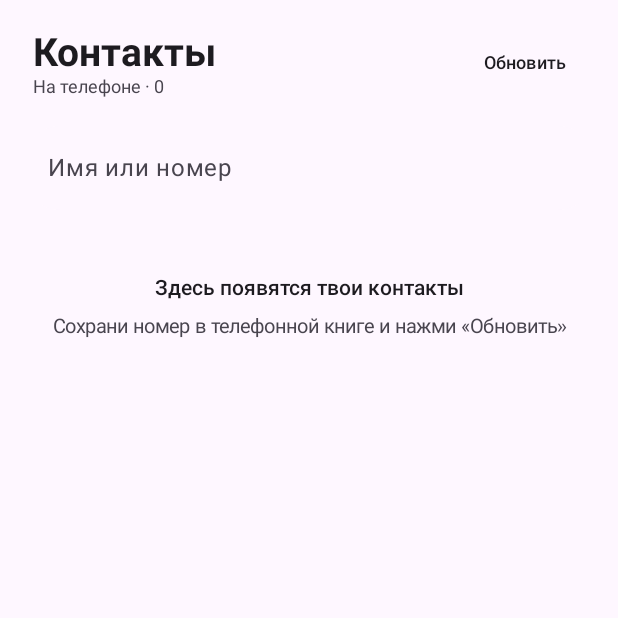
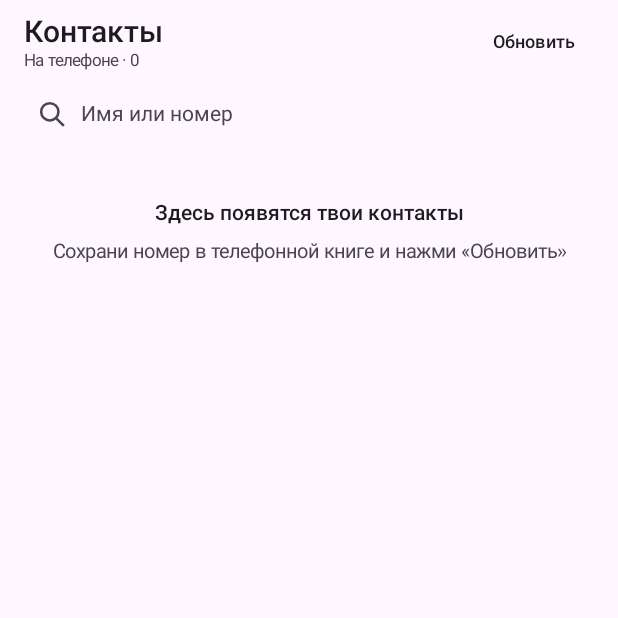
Before and after one commit to muk1m0v/chatter, an Android app built with Jetpack Compose: the composable PhoneContacts shown on its own in the app's theme, on a phone screen of 412 x 824 dp, the top half of it. Run offline under Robolectric (Android 15) with nearby library versions, the phone set to English and light mode, and no system bars.

Commit message:
Release Salom 0.2.1 with compact navigation and profile layout

```diff
--- a/android/app/build.gradle
+++ b/android/app/build.gradle
@@ -11,8 +11,8 @@ android {
         applicationId 'com.mukimov.salom'
         minSdk 23
         targetSdk 35
-        versionCode 2
-        versionName '0.2.0'
+        versionCode 3
+        versionName '0.2.1'
     }
     buildFeatures { compose true }
     buildTypes {
--- /dev/null
+++ b/android/app/src/main/java/com/mukimov/salom/CompactSearch.kt
@@ -0,0 +1,55 @@
+package com.mukimov.salom
+
+import androidx.compose.foundation.background
+import androidx.compose.foundation.Canvas
+import androidx.compose.foundation.layout.*
+import androidx.compose.foundation.shape.RoundedCornerShape
+import androidx.compose.foundation.text.BasicTextField
+import androidx.compose.foundation.text.KeyboardActions
+import androidx.compose.foundation.text.KeyboardOptions
+import androidx.compose.material3.MaterialTheme
+import androidx.compose.material3.Text
+import androidx.compose.runtime.Composable
+import androidx.compose.ui.Alignment
+import androidx.compose.ui.Modifier
+import androidx.compose.ui.graphics.Color
+import androidx.compose.ui.graphics.SolidColor
+import androidx.compose.ui.geometry.Offset
+import androidx.compose.ui.graphics.drawscope.Stroke
+import androidx.compose.ui.platform.LocalSoftwareKeyboardController
+import androidx.compose.ui.text.TextStyle
+import androidx.compose.ui.text.input.ImeAction
+import androidx.compose.ui.unit.dp
+import androidx.compose.ui.unit.sp
+
+@Composable
+internal fun CompactSearch(value: String, onChange: (String) -> Unit, placeholder: String) {
+    val keyboard = LocalSoftwareKeyboardController.current
+    val colors = MaterialTheme.colorScheme
+    BasicTextField(
+        value = value,
+        onValueChange = onChange,
+        singleLine = true,
+        textStyle = TextStyle(color = colors.onSurface, fontSize = 14.sp, lineHeight = 20.sp),
+        cursorBrush = SolidColor(Color(0xFFFFC400)),
+        keyboardOptions = KeyboardOptions(imeAction = ImeAction.Search),
+        keyboardActions = KeyboardActions(onSearch = { keyboard?.hide() }),
+        modifier = Modifier.fillMaxWidth().padding(horizontal = 12.dp)
+            .background(colors.surface, RoundedCornerShape(22.dp)).heightIn(min = 40.dp)
+            .padding(horizontal = 14.dp, vertical = 9.dp),
+        decorationBox = { innerField ->
+            Row(verticalAlignment = Alignment.CenterVertically) {
+                Canvas(Modifier.size(18.dp)) {
+                    val stroke = 1.7.dp.toPx()
+                    drawCircle(colors.onSurfaceVariant, radius = size.width * .32f, center = Offset(size.width * .4f, size.height * .4f), style = Stroke(stroke))
+                    drawLine(colors.onSurfaceVariant, Offset(size.width * .64f, size.height * .64f), Offset(size.width * .92f, size.height * .92f), strokeWidth = stroke)
+                }
+                Spacer(Modifier.width(10.dp))
+                Box(Modifier.weight(1f)) {
+                    if (value.isEmpty()) Text(placeholder, color = colors.onSurfaceVariant, fontSize = 14.sp, lineHeight = 20.sp)
+                    innerField()
+                }
+            }
+        }
+    )
+}
--- a/android/app/src/main/java/com/mukimov/salom/PhoneContacts.kt
+++ b/android/app/src/main/java/com/mukimov/salom/PhoneContacts.kt
@@ -105,10 +105,10 @@ internal fun PhoneContacts(context: Context) {
     }
     val palette = remember { listOf(Color(0xFFFFE9A6), Color(0xFFDFEBDD), Color(0xFFEADFF4), Color(0xFFDDEAF6), Color(0xFFFFE4D2)) }
     Column(Modifier.fillMaxSize()) {
-        Row(Modifier.fillMaxWidth().padding(horizontal = 22.dp, vertical = 18.dp), verticalAlignment = Alignment.CenterVertically) {
+        Row(Modifier.fillMaxWidth().heightIn(min = 52.dp).padding(horizontal = 16.dp, vertical = 4.dp), verticalAlignment = Alignment.CenterVertically) {
             Column(Modifier.weight(1f)) {
-                Text("Контакты", fontSize = 26.sp, fontWeight = FontWeight.Bold)
-                Text(if (granted) "На телефоне · ${contacts.size}" else "Твои близкие — рядом", fontSize = 12.sp, color = MaterialTheme.colorScheme.onSurfaceVariant)
+                Text("Контакты", fontSize = 20.sp, lineHeight = 24.sp, fontWeight = FontWeight.SemiBold)
+                Text(if (granted) "На телефоне · ${contacts.size}" else "Твои близкие — рядом", fontSize = 11.sp, lineHeight = 14.sp, color = MaterialTheme.colorScheme.onSurfaceVariant)
             }
             if (granted) TextButton(onClick = { refresh++ }, enabled = !loading) { Text("Обновить", color = MaterialTheme.colorScheme.onSurface, fontSize = 12.sp) }
         }
@@ -124,15 +124,15 @@ internal fun PhoneContacts(context: Context) {
                 }
             }
         } else {
-            OutlinedTextField(search, { search = it }, modifier = Modifier.fillMaxWidth().padding(horizontal = 16.dp), placeholder = { Text("Имя или номер") }, singleLine = true, shape = RoundedCornerShape(24.dp), colors = OutlinedTextFieldDefaults.colors(unfocusedBorderColor = Color.Transparent, focusedBorderColor = accent, unfocusedContainerColor = MaterialTheme.colorScheme.surface))
+            CompactSearch(search, { search = it }, "Имя или номер")
             if (loading) LinearProgressIndicator(modifier = Modifier.fillMaxWidth().padding(horizontal = 24.dp, vertical = 8.dp), color = accent)
             if (error) {
                 Text("Не удалось прочитать контакты", modifier = Modifier.padding(24.dp), color = MaterialTheme.colorScheme.onSurfaceVariant)
                 TextButton(onClick = { refresh++ }) { Text("Попробовать ещё", color = MaterialTheme.colorScheme.onSurface) }
-            } else LazyColumn(state = listState, modifier = Modifier.weight(1f), contentPadding = PaddingValues(top = 12.dp, bottom = 16.dp)) {
+            } else LazyColumn(state = listState, modifier = Modifier.weight(1f), contentPadding = PaddingValues(top = 6.dp, bottom = 12.dp)) {
                 items(visible, key = { it.key }, contentType = { "contact" }) { contact ->
-                    Row(Modifier.fillMaxWidth().clickable { selected = contact }.padding(horizontal = 20.dp, vertical = 10.dp), verticalAlignment = Alignment.CenterVertically) {
-                        Box(Modifier.size(50.dp).clip(CircleShape).background(palette[contact.colorIndex]), contentAlignment = Alignment.Center) { Text(contact.initials, fontSize = 18.sp, fontWeight = FontWeight.Medium, color = Color(0xFF25241F)) }
+                    Row(Modifier.fillMaxWidth().heightIn(min = 64.dp).clickable { selected = contact }.padding(horizontal = 14.dp, vertical = 9.dp), verticalAlignment = Alignment.CenterVertically) {
+                        Box(Modifier.size(44.dp).clip(CircleShape).background(palette[contact.colorIndex]), contentAlignment = Alignment.Center) { Text(contact.initials, fontSize = 17.sp, fontWeight = FontWeight.Medium, color = Color(0xFF25241F)) }
                         Spacer(Modifier.width(14.dp))
                         Column(Modifier.weight(1f)) {
                             Text(contact.name, fontSize = 15.sp, fontWeight = FontWeight.Medium, maxLines = 1, overflow = TextOverflow.Ellipsis)
```
Also changed, not shown: android/app/src/main/java/com/mukimov/salom/MainActivity.kt (+48 -39 lines), 2 other files.
